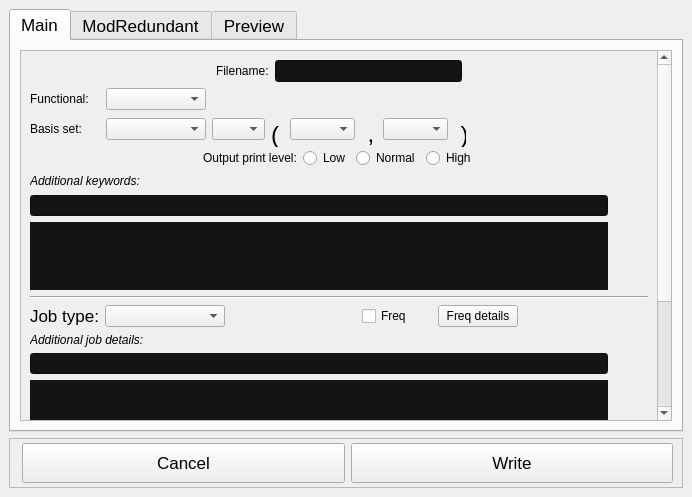
Before: the Qt Designer form UIs/SetupWindow.ui in isaksengeir/REACT, drawn with Qt 5.
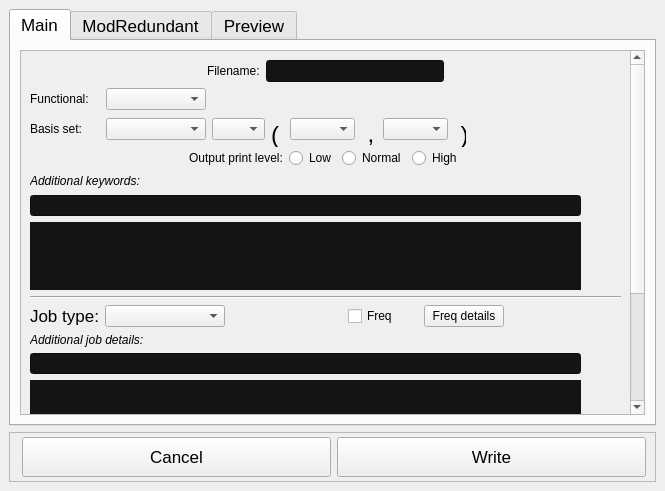
After: the same form once the commit is applied. Icons and pictures are not drawn.

Commit message: Implemented ScrollArea in SetupWindow.py

```diff
--- a/UIs/SetupWindow.ui
+++ b/UIs/SetupWindow.ui
@@ -6,8 +6,8 @@
    <rect>
     <x>0</x>
     <y>0</y>
-    <width>692</width>
-    <height>497</height>
+    <width>665</width>
+    <height>491</height>
    </rect>
   </property>
   <property name="font">
@@ -61,8 +61,8 @@
            <property name="geometry">
             <rect>
              <x>0</x>
-             <y>-313</y>
-             <width>605</width>
+             <y>0</y>
+             <width>578</width>
              <height>663</height>
             </rect>
            </property>
```
Left out of the diff: 18 changed lines with no effect on the pictures. The commit also changes 1 other file.
